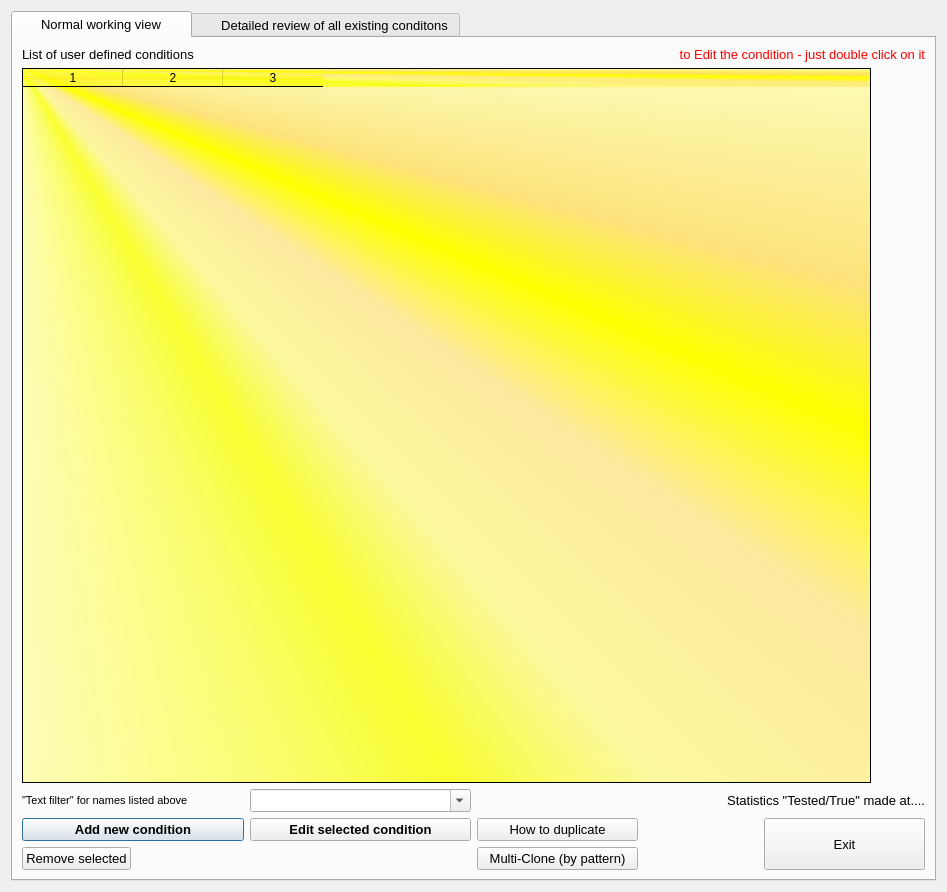
Above: t4manager_user_conditions.ui from jgrebosz/test-greware before the change. Below: the same form after it.
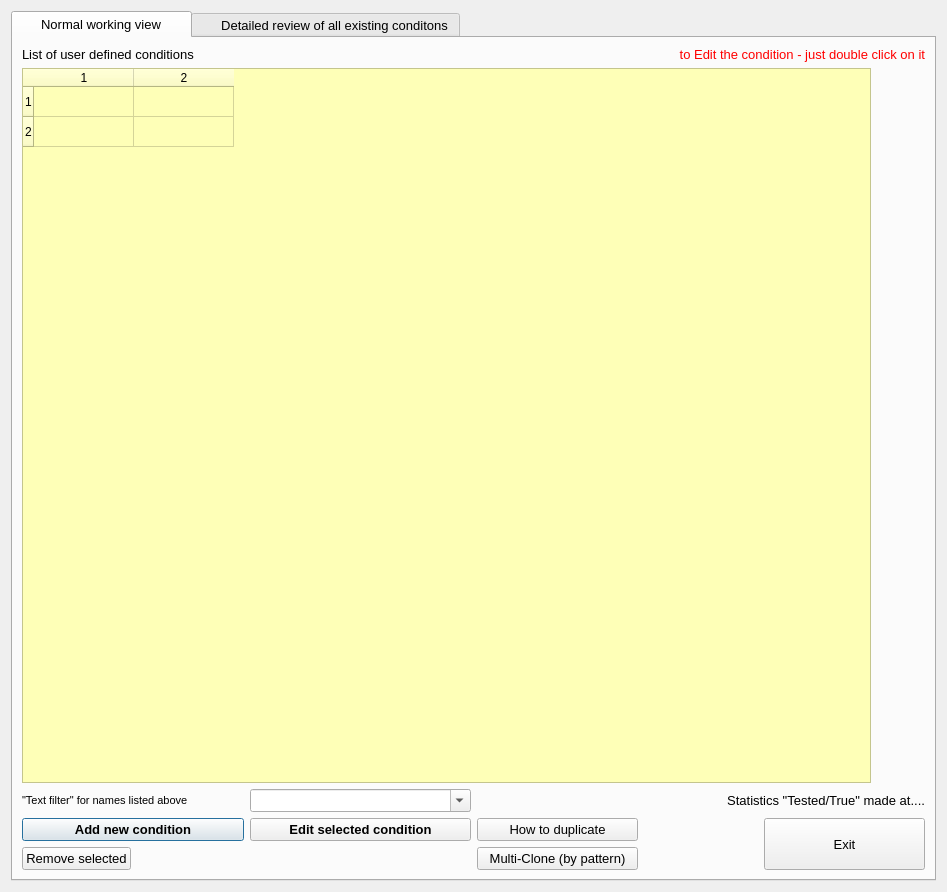
That is the form after the change. Icons and pictures are not drawn.

```diff
--- a/t4manager_user_conditions.ui
+++ b/t4manager_user_conditions.ui
@@ -105,14 +105,24 @@
             </font>
            </property>
            <property name="styleSheet">
-            <string notr="true">background-color: qconicalgradient(cx:0, cy:0, angle:135, stop:0 rgba(255, 255, 0, 69), stop:0.375 rgba(255, 255, 0, 69), stop:0.423533 rgba(251, 255, 0, 145), stop:0.45 rgba(247, 255, 0, 208), stop:0.477581 rgba(255, 244, 71, 130), stop:0.518717 rgba(255, 218, 71, 130), stop:0.55 rgba(255, 255, 0, 255), stop:0.57754 rgba(255, 203, 0, 130), stop:0.625 rgba(255, 255, 0, 69), stop:1 rgba(255, 255, 0, 69));
-
+            <string notr="true">background-color: rgb(254, 255, 183);
+alternate-background-color: rgb(254, 255, 173);
 selection-background-color: rgb(176, 76, 4);</string>
            </property>
+           <property name="alternatingRowColors">
+            <bool>false</bool>
+           </property>
+           <property name="rowCount">
+            <number>2</number>
+           </property>
            <property name="columnCount">
-            <number>3</number>
+            <number>2</number>
            </property>
-           <column/>
+           <attribute name="verticalHeaderHighlightSections">
+            <bool>true</bool>
+           </attribute>
+           <row/>
+           <row/>
            <column/>
            <column/>
           </widget>
```
Left out of the diff: 10 changed lines with no effect on the pictures.
